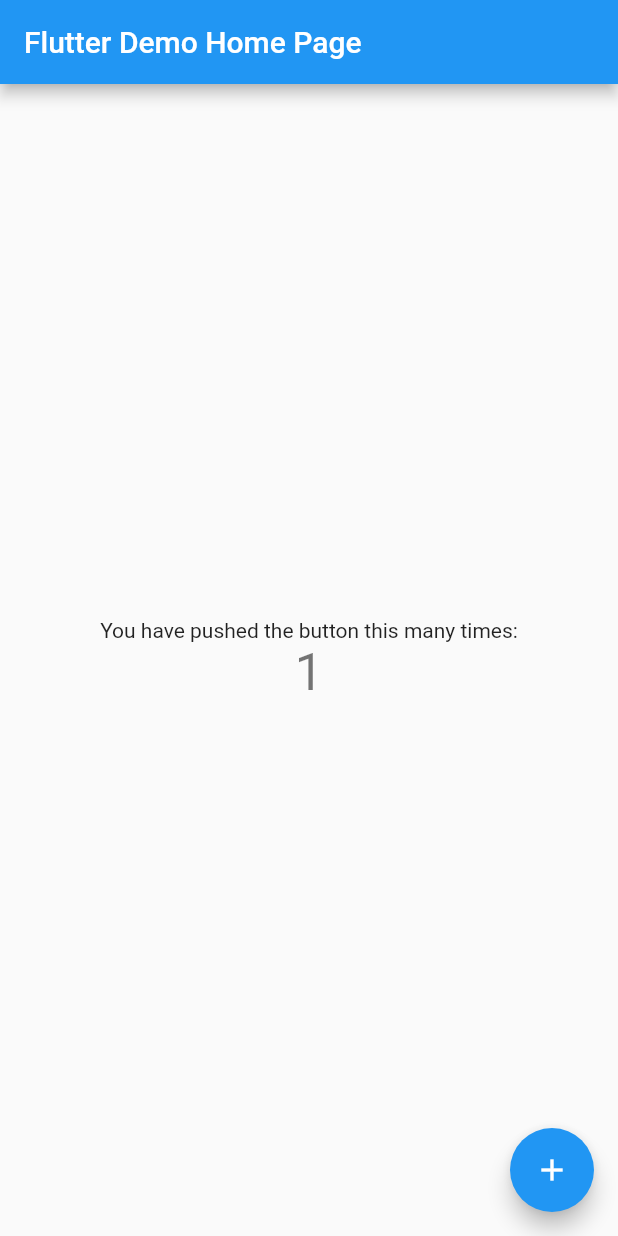
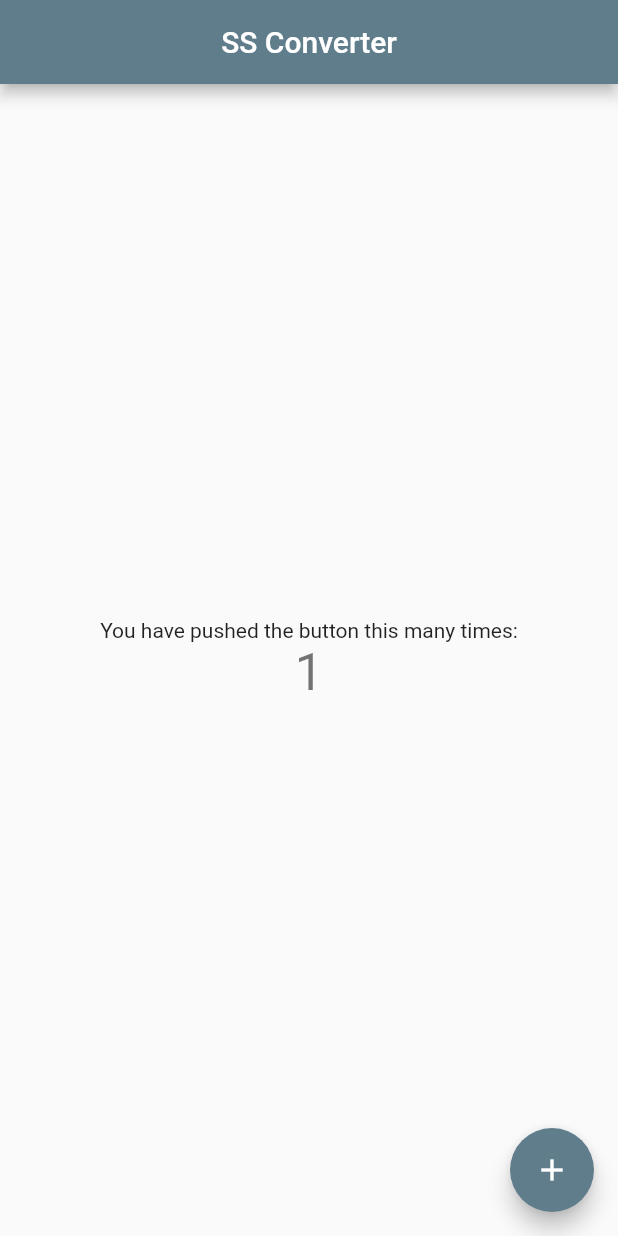
Before and after one commit to lazyrainynight/ssconverter, a Flutter app: the screen it shows after launch, after a tap on the "add" icon, on a phone screen of 412 x 824 dp. Run offline on Flutter 3.47's test engine with Material 2 defaults, Android fonts, the phone set to English and light mode, and no system bars.

Commit message:
Get Ready

```diff
--- a/lib/main.dart
+++ b/lib/main.dart
@@ -7,24 +7,14 @@ void main() {
 class MyApp extends StatelessWidget {
   const MyApp({Key? key}) : super(key: key);
 
-  // This widget is the root of your application.
   @override
   Widget build(BuildContext context) {
     return MaterialApp(
-      title: 'Flutter Demo',
+      title: 'SS Converter',
       theme: ThemeData(
-        // This is the theme of your application.
-        //
-        // Try running your application with "flutter run". You'll see the
-        // application has a blue toolbar. Then, without quitting the app, try
-        // changing the primarySwatch below to Colors.green and then invoke
-        // "hot reload" (press "r" in the console where you ran "flutter run",
-        // or simply save your changes to "hot reload" in a Flutter IDE).
-        // Notice that the counter didn't reset back to zero; the application
-        // is not restarted.
-        primarySwatch: Colors.blue,
+        primarySwatch: Colors.blueGrey,
       ),
-      home: const MyHomePage(title: 'Flutter Demo Home Page'),
+      home: const MyHomePage(title: 'SS Converter'),
     );
   }
 }
@@ -32,15 +22,7 @@ class MyApp extends StatelessWidget {
 class MyHomePage extends StatefulWidget {
   const MyHomePage({Key? key, required this.title}) : super(key: key);
 
-  // This widget is the home page of your application. It is stateful, meaning
-  // that it has a State object (defined below) that contains fields that affect
-  // how it looks.
-
-  // This class is the configuration for the state. It holds the values (in this
-  // case the title) provided by the parent (in this case the App widget) and
-  // used by the build method of the State. Fields in a Widget subclass are
-  // always marked "final".
-
+  // Fields in a Widget subclass are always marked "final".
   final String title;
 
   @override
@@ -50,49 +32,32 @@ class MyHomePage extends StatefulWidget {
 class _MyHomePageState extends State<MyHomePage> {
   int _counter = 0;
 
-  void _incrementCounter() {
+  void _convert() {
     setState(() {
-      // This call to setState tells the Flutter framework that something has
-      // changed in this State, which causes it to rerun the build method below
-      // so that the display can reflect the updated values. If we changed
-      // _counter without calling setState(), then the build method would not be
-      // called again, and so nothing would appear to happen.
       _counter++;
     });
   }
 
   @override
   Widget build(BuildContext context) {
-    // This method is rerun every time setState is called, for instance as done
-    // by the _incrementCounter method above.
-    //
-    // The Flutter framework has been optimized to make rerunning build methods
-    // fast, so that you can just rebuild anything that needs updating rather
-    // than having to individually change instances of widgets.
     return Scaffold(
       appBar: AppBar(
-        // Here we take the value from the MyHomePage object that was created by
-        // the App.build method, and use it to set our appbar title.
-        title: Text(widget.title),
+        title: Center(child: Text(widget.title)),
       ),
-      body: Center(
-        // Center is a layout widget. It takes a single child and positions it
-        // in the middle of the parent.
+      body: Container(
+        // decoration: const BoxDecoration(
+        //   image: DecorationImage(
+        //     image: AssetImage('particles-1200.jpg'),
+        //     // image: AssetImage('building.jpg'),
+        //     fit: BoxFit.cover,
+        //   ),
+        // ),
+        child: Center(
           child: Column(
-          // Column is also a layout widget. It takes a list of children and
-          // arranges them vertically. By default, it sizes itself to fit its
-          // children horizontally, and tries to be as tall as its parent.
-          //
             // Invoke "debug painting" (press "p" in the console, choose the
             // "Toggle Debug Paint" action from the Flutter Inspector in Android
             // Studio, or the "Toggle Debug Paint" command in Visual Studio Code)
             // to see the wireframe for each widget.
-          //
-          // Column has various properties to control how it sizes itself and
-          // how it positions its children. Here we use mainAxisAlignment to
-          // center the children vertically; the main axis here is the vertical
-          // axis because Columns are vertical (the cross axis would be
-          // horizontal).
             mainAxisAlignment: MainAxisAlignment.center,
             children: <Widget>[
               const Text(
@@ -105,11 +70,12 @@ class _MyHomePageState extends State<MyHomePage> {
             ],
           ),
         ),
+      ),
       floatingActionButton: FloatingActionButton(
-        onPressed: _incrementCounter,
-        tooltip: 'Increment',
+        onPressed: _convert,
+        tooltip: 'Convert',
         child: const Icon(Icons.add),
-      ), // This trailing comma makes auto-formatting nicer for build methods.
+      ),
     );
   }
 }
--- a/pubspec.yaml
+++ b/pubspec.yaml
@@ -58,7 +58,8 @@ flutter:
   uses-material-design: true
 
   # To add assets to your application, add an assets section, like this:
-  # assets:
+  assets:
+    - assets/
   #   - images/a_dot_burr.jpeg
   #   - images/a_dot_ham.jpeg
 
```
Also changed, not shown: assets/building.jpg (added), assets/particles-1200.jpg (added). Lines whose indentation alone changed are shown as unchanged.
